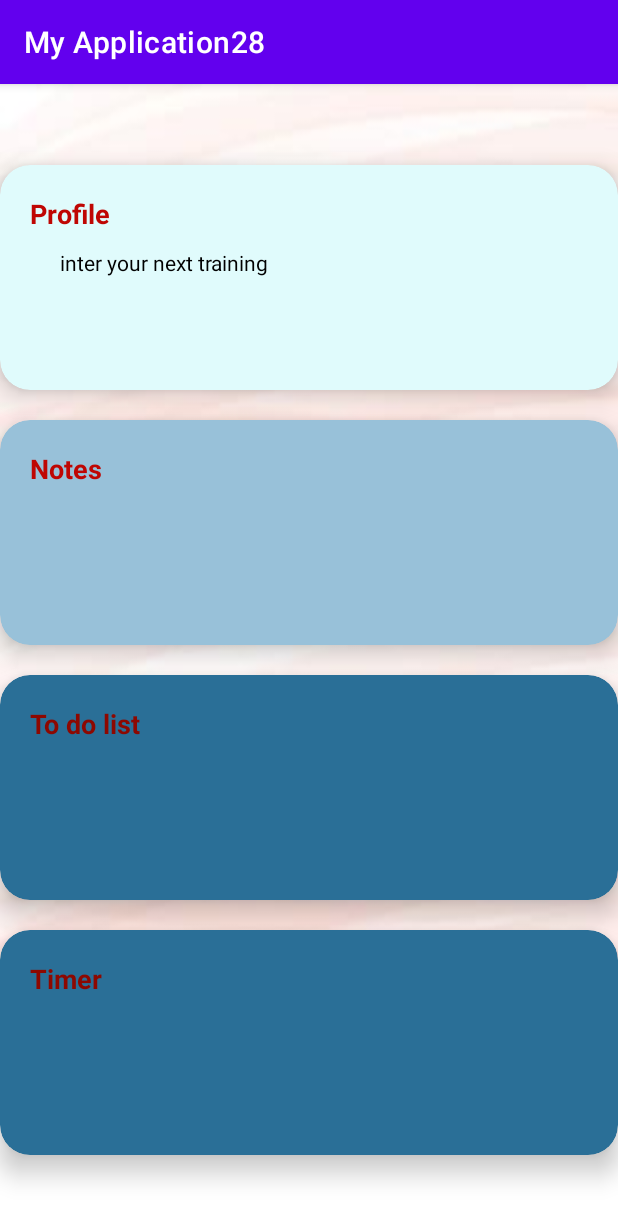
After one commit to rustomamal06/My_Application28, an Android app: the MainPageActivity screen opened directly, with no data from a screen before it, on a phone screen of 412 x 824 dp. The commit adds this screen. Shown: the top 1221 px of the screen. Run offline under Robolectric (Android 15) with nearby library versions, the phone set to English and light mode, and no system bars; Roboto replaces fonts that are not available here.

Commit message:
final touches

```diff
--- a/app/src/main/java/com/example/myapplication28/FirstActivity.java
+++ b/app/src/main/java/com/example/myapplication28/FirstActivity.java
@@ -34,7 +34,7 @@ public class FirstActivity extends AppCompatActivity {
     }
 
     public void Submit1(View view) {
-        Intent intent= new Intent(this,MainActivity.class) ;
+        Intent intent= new Intent(this,SetTimeActivity.class) ;
         startActivity(intent);
     }
 
--- /dev/null
+++ b/app/src/main/java/com/example/myapplication28/MainPageActivity.java
@@ -0,0 +1,30 @@
+package com.example.myapplication28;
+
+import androidx.appcompat.app.AppCompatActivity;
+
+import android.content.Intent;
+import android.os.Bundle;
+import android.view.View;
+
+public class MainPageActivity extends AppCompatActivity {
+
+    @Override
+    protected void onCreate(Bundle savedInstanceState) {
+        super.onCreate(savedInstanceState);
+        setContentView(R.layout.activity_main_page);
+    }
+    public void onClick1(View view) {
+        Intent intent= new Intent(this,ArrayListActivity.class) ;
+        startActivity(intent);
+    }
+
+    public void onClick2(View view) {
+        Intent intent= new Intent(this,ArrayListActivity.class) ;
+        startActivity(intent);
+    }
+
+    public void onClick3(View view) {
+        Intent intent= new Intent(this,ArrayListActivity.class) ;
+        startActivity(intent);
+    }
+}
--- /dev/null
+++ b/app/src/main/res/layout/activity_main_page.xml
@@ -0,0 +1,120 @@
+<?xml version="1.0" encoding="utf-8"?>
+<LinearLayout xmlns:android="http://schemas.android.com/apk/res/android"
+    xmlns:app="http://schemas.android.com/apk/res-auto"
+    xmlns:tools="http://schemas.android.com/tools"
+    android:layout_width="match_parent"
+    android:layout_height="match_parent"
+    android:orientation="vertical"
+    android:gravity="center"
+    android:background="@drawable/mybackground"
+    tools:context=".MainPageActivity">
+    <androidx.cardview.widget.CardView
+        android:onClick="onClick1"
+        android:layout_width="match_parent"
+        android:layout_height="150dp"
+        app:cardCornerRadius="20dp"
+        app:cardElevation="10dp"
+        app:contentPadding="20dp"
+        app:cardBackgroundColor="#E0FBFC"
+        >
+        <TextView
+            android:layout_width="wrap_content"
+            android:layout_height="wrap_content"
+            android:text="Profile"
+            android:textStyle="bold"
+            android:textColor="#BF0603"
+            android:textSize="18dp">
+        </TextView>
+        <TextView
+            android:layout_width="wrap_content"
+            android:layout_height="wrap_content"
+            android:layout_marginTop="35dp"
+            android:layout_marginLeft="20dp"
+            android:text="inter your next training"
+            android:textColor="@color/black">
+
+        </TextView>
+        <ImageView
+            android:layout_width="wrap_content"
+            android:layout_height="wrap_content"
+            android:layout_marginLeft="300dp"
+            >
+        </ImageView>
+    </androidx.cardview.widget.CardView>
+
+    <androidx.cardview.widget.CardView
+        android:onClick="onClick2"
+        android:layout_width="match_parent"
+        android:layout_height="150dp"
+        app:cardCornerRadius="20dp"
+        app:cardElevation="10dp"
+        app:contentPadding="20dp"
+        android:layout_marginTop="20dp"
+        app:cardBackgroundColor="#98C1D9"
+        >
+        <TextView
+            android:layout_width="wrap_content"
+            android:layout_height="wrap_content"
+            android:text="Notes"
+            android:textStyle="bold"
+            android:textColor="#BF0603"
+            android:textSize="18dp">
+        </TextView>
+        <ImageView
+            android:layout_width="wrap_content"
+            android:layout_height="wrap_content"
+            android:layout_marginLeft="300dp"
+            >
+        </ImageView>
+    </androidx.cardview.widget.CardView>
+    <androidx.cardview.widget.CardView
+        android:onClick="onClick3"
+        android:layout_width="match_parent"
+        android:layout_height="150dp"
+        app:cardCornerRadius="20dp"
+        app:cardElevation="10dp"
+        app:contentPadding="20dp"
+        android:layout_marginTop="20dp"
+        app:cardBackgroundColor="#2A6F97"
+        >
+        <TextView
+            android:layout_width="wrap_content"
+            android:layout_height="wrap_content"
+            android:text="To do list"
+            android:textStyle="bold"
+            android:textColor="#8D0801"
+            android:textSize="18dp">
+        </TextView>
+        <ImageView
+            android:layout_width="wrap_content"
+            android:layout_height="wrap_content"
+            android:layout_marginLeft="300dp"
+            >
+        </ImageView>
+    </androidx.cardview.widget.CardView>
+    <androidx.cardview.widget.CardView
+        android:onClick="onClick3"
+        android:layout_width="match_parent"
+        android:layout_height="150dp"
+        app:cardCornerRadius="20dp"
+        app:cardElevation="10dp"
+        app:contentPadding="20dp"
+        android:layout_marginTop="20dp"
+        app:cardBackgroundColor="#2A6F97"
+        >
+        <TextView
+            android:layout_width="wrap_content"
+            android:layout_height="wrap_content"
+            android:text="Timer"
+            android:textStyle="bold"
+            android:textColor="#8D0801"
+            android:textSize="18dp">
+        </TextView>
+        <ImageView
+            android:layout_width="wrap_content"
+            android:layout_height="wrap_content"
+            android:layout_marginLeft="300dp"
+            >
+        </ImageView>
+    </androidx.cardview.widget.CardView>
+</LinearLayout>
```
Also changed, not shown: app/src/main/AndroidManifest.xml (+6 -3 lines), app/src/main/java/com/example/myapplication28/KonfettiActivity.java (+81 -0 lines), app/src/main/res/drawable/ic_timer.xml (added, +10 -0 lines), app/src/main/res/layout/activity_konfetti.xml (+32 -2 lines), app/src/main/res/layout/activity_slide_show.xml (+9 -0 lines), app/src/main/res/layout/activity_timer.xml (+9 -0 lines).
